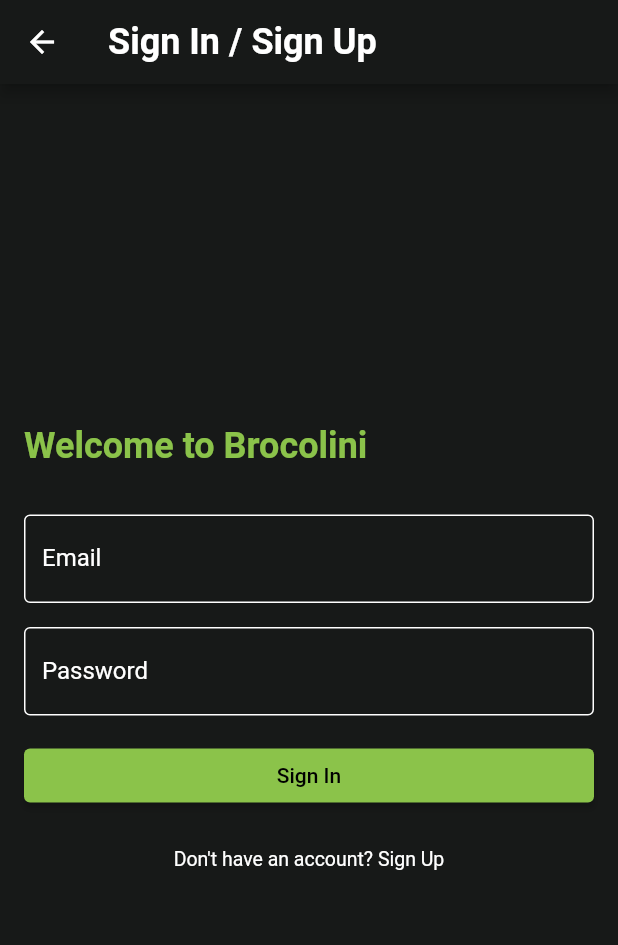
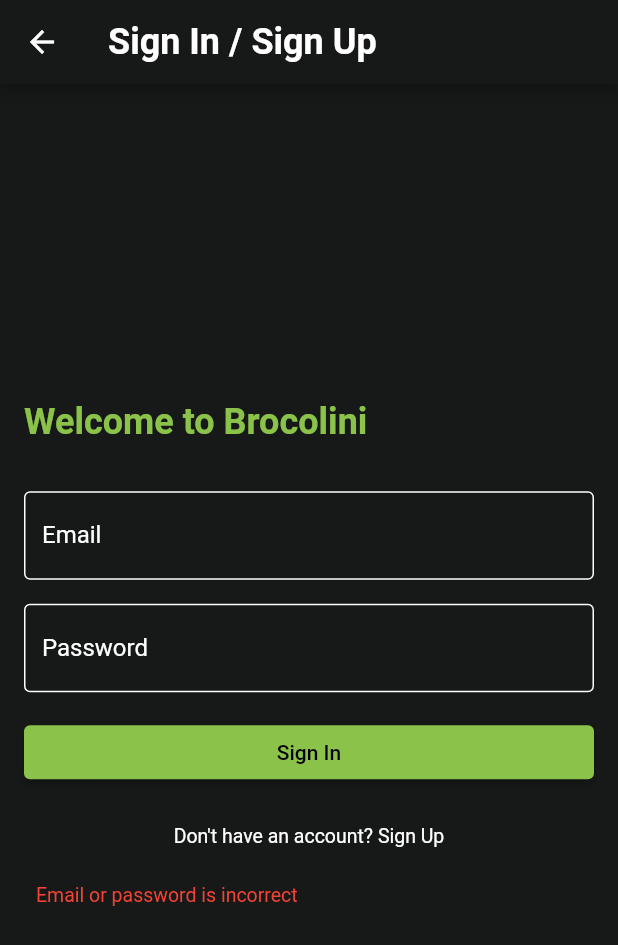
Before and after one commit to Djo111/bricolini, a Flutter app: the SignInPage screen opened directly, after a tap on "Sign In", on a phone screen of 412 x 824 dp. Shown: the top 945 px of the screen. Run offline on Flutter 3.47's test engine with Material 2 defaults, Android fonts, the phone set to English and light mode, and no system bars; our stand-ins replace flutter_map, flutter_spinbox, geocoding, geolocator, google_fonts, image_picker and 2 more; missing offline and left inert: flutter_stripe, jwt_decode; network calls fail.

Commit message:
Invalid email or passeword case

```diff
--- a/Front/lib/scenes/sign_in_page.dart
+++ b/Front/lib/scenes/sign_in_page.dart
@@ -22,6 +22,8 @@ class SignInPage extends StatefulWidget {
 class _SignInPageState extends State<SignInPage> {
   final TextEditingController _emailController = TextEditingController();
   final TextEditingController _passwordController = TextEditingController();
+  bool _isLoginFailed = false; // Track the login status
+
   Future<Map<String, String>> loginUser(String s1, String s2) async {
     String category = '';
     String id = '';
@@ -50,11 +52,17 @@ class _SignInPageState extends State<SignInPage> {
         if (kDebugMode) {
           print('Failed to log in user: ${response.statusCode}');
         }
+        setState(() {
+          _isLoginFailed = true; // Set the login failure status to true
+        });
       }
     } catch (e) {
       if (kDebugMode) {
         print('Exception occurred: $e');
       }
+      setState(() {
+        _isLoginFailed = true; // Set the login failure status to true
+      });
     }
     return {'category': category, 'id': id};
   }
@@ -129,7 +137,7 @@ class _SignInPageState extends State<SignInPage> {
               decoration: const InputDecoration(
                 labelText: 'Password',
                 border: OutlineInputBorder(
-                  borderSide: BorderSide(color: Colors.white),
+                  borderSide: BorderSide(color: Colors.red),
                 ),
                 labelStyle: TextStyle(color: Colors.white),
                 focusedBorder: OutlineInputBorder(
@@ -144,6 +152,9 @@ class _SignInPageState extends State<SignInPage> {
             const SizedBox(height: 16),
             ElevatedButton(
               onPressed: () async {
+                setState(() {
+                  _isLoginFailed = false; // Reset login failure status on button press
+                });
                 String email = _emailController.text;
                 String password = _passwordController.text;
                 // Use the email and password for backend processing
@@ -159,7 +170,7 @@ class _SignInPageState extends State<SignInPage> {
                       context,
                       MaterialPageRoute(
                           builder: (context) =>
-                              const Recycling_Company_HomeScreen()),
+                          const Recycling_Company_HomeScreen()),
                     );
                     break;
                   case "Simple user":
@@ -197,6 +208,18 @@ class _SignInPageState extends State<SignInPage> {
                     color: Colors.white),
               ),
             ),
+            // Display error message if login failed
+            if (_isLoginFailed)
+              const Padding(
+                padding: EdgeInsets.all(8.0),
+                child: Text(
+                  'Email or password is incorrect',
+                  style: TextStyle(
+                    color: Colors.red,
+                    fontSize: 13,
+                  ),
+                ),
+              ),
           ],
         ),
       ),
```
